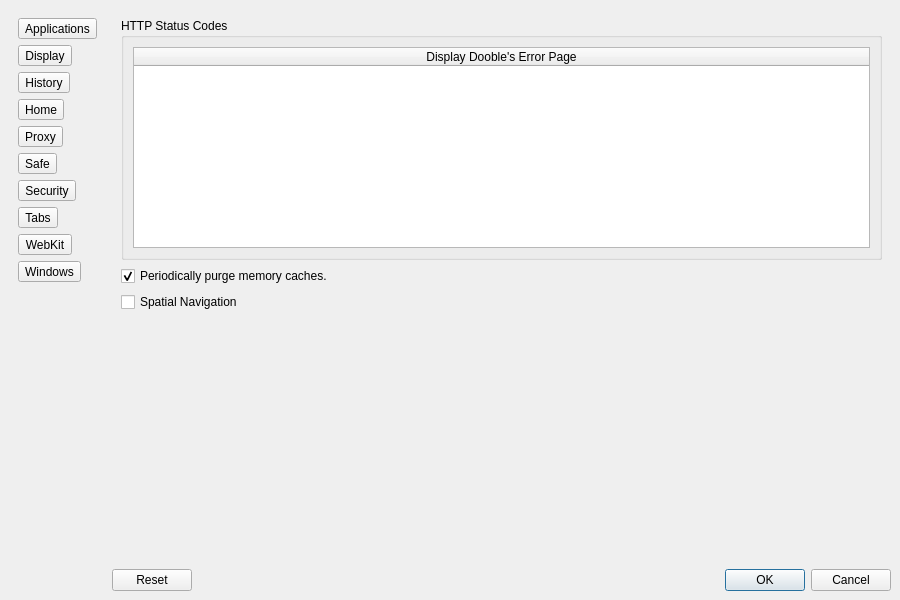
The window that Version 1.x/UI/dsettings.ui (textbrowser/dooble) describes before a commit, drawn with Qt 5.
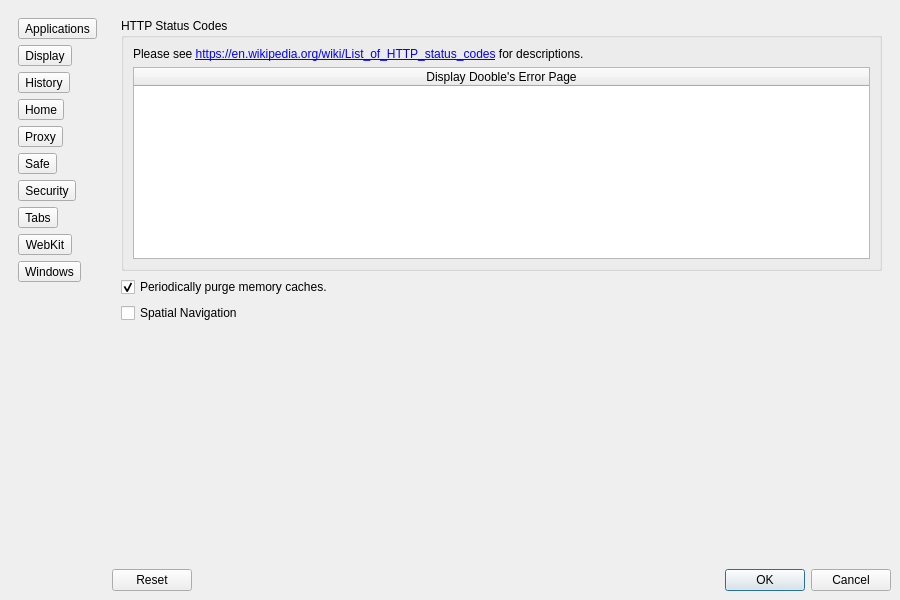
The same window after the commit. The open tabs and pages were chosen to show the change. Custom widgets are drawn as their Qt base class.

Commit message: HTTP error code 204 support.

The edit to the form file:
```diff
--- a/Version 1.x/UI/dsettings.ui
+++ b/Version 1.x/UI/dsettings.ui
@@ -4295,6 +4295,19 @@
              <string>HTTP Status Codes</string>
             </property>
             <layout class="QVBoxLayout" name="verticalLayout_24">
+             <item>
+              <widget class="QLabel" name="label_82">
+               <property name="text">
+                <string>Please see &lt;a href=&quot;https://en.wikipedia.org/wiki/List_of_HTTP_status_codes&quot;&gt;https://en.wikipedia.org/wiki/List_of_HTTP_status_codes&lt;/a&gt; for descriptions.</string>
+               </property>
+               <property name="openExternalLinks">
+                <bool>true</bool>
+               </property>
+               <property name="textInteractionFlags">
+                <set>Qt::LinksAccessibleByMouse|Qt::TextSelectableByKeyboard|Qt::TextSelectableByMouse</set>
+               </property>
+              </widget>
+             </item>
              <item>
               <widget class="QTableWidget" name="httpStatusCodes">
                <attribute name="horizontalHeaderDefaultSectionSize">
```
Left out of the diff: 12 changed lines with no effect on the pictures. The commit also changes 3 other files.
